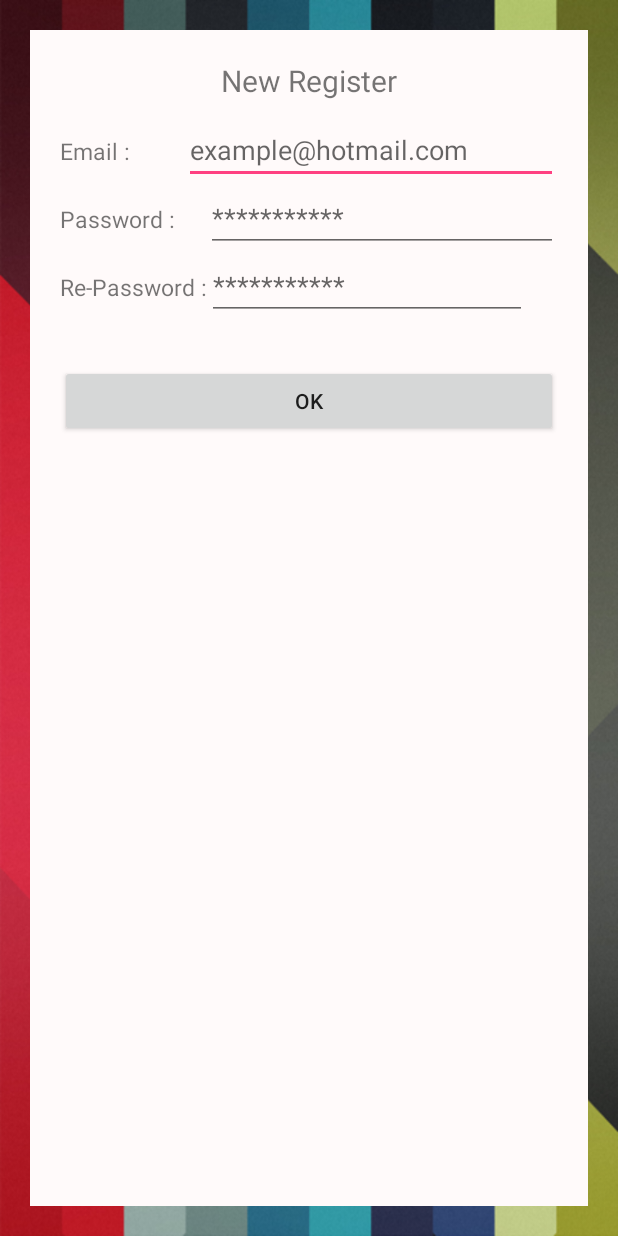
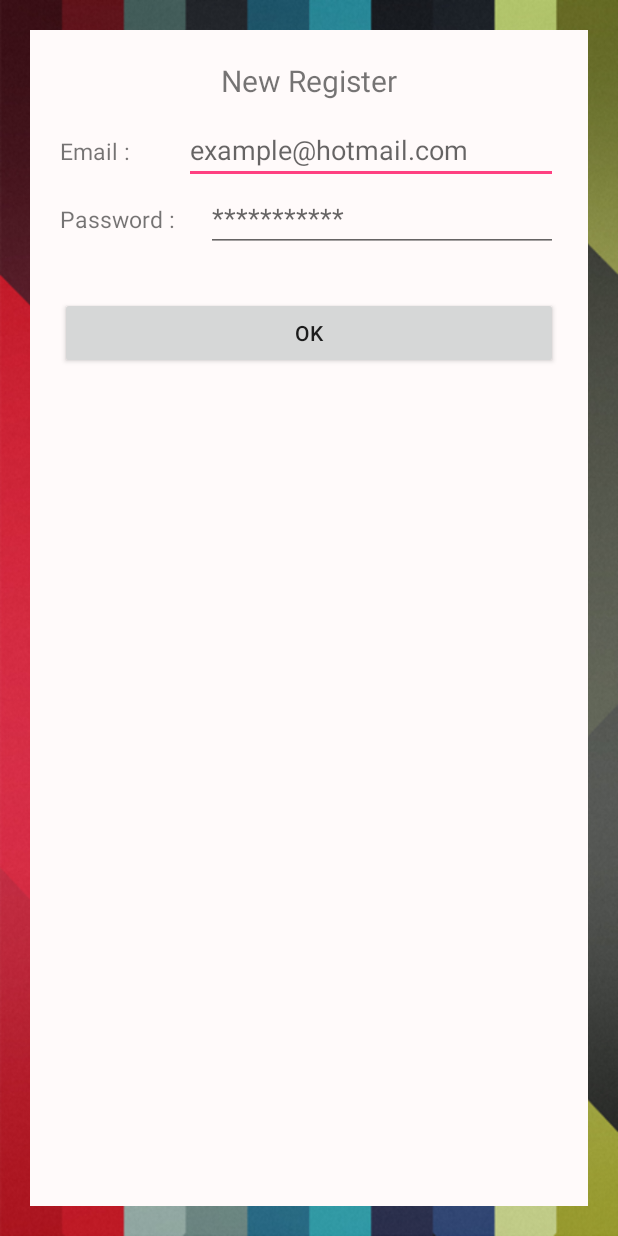
Before and after one commit to SittichokBenjanak/SmartPlug, an Android app: the screen it shows after launch (RegisterActivity), after a tap on "New Register", on a phone screen of 412 x 824 dp. Run offline under Robolectric (Android 15) with nearby library versions, the phone set to English and light mode, and no system bars; our stand-ins replace Firebase (no records; nobody signed in at launch, a user with empty details on screens opened directly).

Commit message:
Login and Register finish 8/2/2061

```diff
--- a/app/build.gradle
+++ b/app/build.gradle
@@ -30,4 +30,5 @@ dependencies {
     compile 'com.google.firebase:firebase-auth:11.8.0'
 }
 
+
 apply plugin: 'com.google.gms.google-services'
--- a/app/src/main/java/smart/projeck/kard/smartplug/MainActivity.java
+++ b/app/src/main/java/smart/projeck/kard/smartplug/MainActivity.java
@@ -1,34 +1,46 @@
 package smart.projeck.kard.smartplug;
 
+import android.app.ProgressDialog;
 import android.content.DialogInterface;
 import android.content.Intent;
+import android.support.annotation.NonNull;
 import android.support.v7.app.AppCompatActivity;
 import android.os.Bundle;
+import android.text.TextUtils;
 import android.view.View;
 import android.widget.EditText;
+import android.widget.Toast;
+
+import com.google.android.gms.tasks.OnFailureListener;
+import com.google.android.gms.tasks.OnSuccessListener;
+import com.google.firebase.auth.AuthResult;
+import com.google.firebase.auth.FirebaseAuth;
 
 public class MainActivity extends AppCompatActivity {
 
     // Explicit ประกาศตัวแปรเพื่อรับค่า User, Password
-    private EditText UsereditText, PasswordEditText;
-    private String userString, passwordString;
+    private EditText maileditText, passeditText;
+
+    private ProgressDialog progressDialog;
+    private FirebaseAuth firebaseAuth;
+
+
 
     @Override
     protected void onCreate(Bundle savedInstanceState) {
         super.onCreate(savedInstanceState);
         setContentView(R.layout.activity_main);
 
-        // bind Widger ให้ ตัวแปร UsereditText, PasswordEditText รับค่าจากช่องกรอก User กับ Password
-        bindWidget();
+        // เรียนใช้ Firebase
+        firebaseAuth = FirebaseAuth.getInstance();
+
+        progressDialog = new ProgressDialog(this);
+
+        maileditText = findViewById(R.id.Usereditext);
+        passeditText = findViewById(R.id.Passeditext);
+
 
     }   // onCreate
-
-
-    private void bindWidget() {
-        UsereditText = findViewById(R.id.editText);
-        PasswordEditText = findViewById(R.id.editText2);
-
-    }   // bindWidget
 
     public void onBackPressed() {
         android.support.v7.app.AlertDialog.Builder dialog = new android.support.v7.app.AlertDialog.Builder(this);
@@ -50,29 +62,55 @@ public class MainActivity extends AppCompatActivity {
 
 
 
-    public void ClickLogin(View view) {
-        //ถ้ากด Login Method นี่จะทำงาน
-        userString = UsereditText.getText().toString().trim();
-        passwordString = PasswordEditText.getText().toString().trim();
-
-        if (userString.equals("") || passwordString.equals("")){
-            // ถ้าฃ่องกรอก User กับ Password อันไหนไม่ได้กรอกจะทำงาน
-            MyAlertDialog objMyAlertDialog = new MyAlertDialog();
-            objMyAlertDialog.errorDialog(MainActivity.this,"Please check space","KeyIn User and Password");
-
-        } else {
-            //microgear.chat("Relay","DEV11");
-        } // else
-
-    }   // ClickLogin
-
     public void ClickRegister(View view) {
             //microgear.chat("Relay","DEV10");
         // กด New Register จะส่งไปหน้าสมัครสมาชิก
+
+        finish();
         startActivity(new Intent(MainActivity.this,RegisterActivity.class));
 
     }   // ClickRegister
 
+    public void ClickLogin(View view) {
+
+        String email = maileditText.getText().toString().trim();
+        String password = passeditText.getText().toString().trim();
+
+
+        if (TextUtils.isEmpty(email)) {
+            MyAlertDialog objMyAlertDialog = new MyAlertDialog();
+            objMyAlertDialog.errorDialog(MainActivity.this,"Please check space","KeyIn Email");
+            return;
+        }   // if
+
+        if (TextUtils.isEmpty(password)) {
+            MyAlertDialog objMyAlertDialog = new MyAlertDialog();
+            objMyAlertDialog.errorDialog(MainActivity.this,"Please check space","KeyIn Password");
+            return;
+        }   // if
+
+        progressDialog.setMessage("Registering User...");
+        progressDialog.show();
+
+        firebaseAuth.signInWithEmailAndPassword(email, password).addOnSuccessListener(new OnSuccessListener<AuthResult>() {
+            @Override
+            public void onSuccess(AuthResult authResult) {
+                Toast.makeText(MainActivity.this, "SingIn OK", Toast.LENGTH_SHORT).show();
+                finish();
+                startActivity(new Intent(MainActivity.this,hubActivity.class));
+                progressDialog.dismiss();
+
+            }
+        }).addOnFailureListener(new OnFailureListener() {
+            @Override
+            public void onFailure(@NonNull Exception e) {
+                Toast.makeText(MainActivity.this, "SingIn Fail", Toast.LENGTH_SHORT).show();
+                progressDialog.dismiss();
+
+            }
+        });
+
+    }
 
 
 }   // Main Class
--- a/app/src/main/res/layout/activity_menu.xml
+++ b/app/src/main/res/layout/activity_hub.xml
@@ -4,6 +4,6 @@
     xmlns:tools="http://schemas.android.com/tools"
     android:layout_width="match_parent"
     android:layout_height="match_parent"
-    tools:context="smart.projeck.kard.smartplug.MenuActivity">
+    tools:context="smart.projeck.kard.smartplug.hubActivity">
 
 </android.support.constraint.ConstraintLayout>
--- a/app/src/main/res/layout/activity_register.xml
+++ b/app/src/main/res/layout/activity_register.xml
@@ -34,7 +34,7 @@
                 android:orientation="horizontal">
 
                 <TextView
-                    android:id="@+id/textView4"
+                    android:id="@+id/email"
                     android:layout_width="wrap_content"
                     android:layout_height="wrap_content"
                     android:layout_weight="1"
@@ -42,7 +42,7 @@
                     android:textSize="15dp" />
 
                 <EditText
-                    android:id="@+id/editText3"
+                    android:id="@+id/Emailedit"
                     android:layout_width="wrap_content"
                     android:layout_height="wrap_content"
                     android:layout_weight="1"
@@ -66,31 +66,10 @@
                     android:textSize="15dp" />
 
                 <EditText
-                    android:id="@+id/editText4"
+                    android:id="@+id/Passwordedit"
                     android:layout_width="wrap_content"
                     android:layout_height="wrap_content"
                     android:layout_weight="1"
-                    android:ems="10"
-                    android:hint="***********"
-                    android:inputType="textPassword" />
-            </LinearLayout>
-
-            <LinearLayout
-                android:layout_width="match_parent"
-                android:layout_height="wrap_content"
-                android:orientation="horizontal">
-
-                <TextView
-                    android:id="@+id/textView6"
-                    android:layout_width="wrap_content"
-                    android:layout_height="wrap_content"
-                    android:text="Re-Password :"
-                    android:textSize="15dp" />
-
-                <EditText
-                    android:id="@+id/editText5"
-                    android:layout_width="wrap_content"
-                    android:layout_height="wrap_content"
                     android:ems="10"
                     android:hint="***********"
                     android:inputType="textPassword" />
@@ -102,6 +81,8 @@
                 android:layout_height="wrap_content"
                 android:layout_marginTop="30dp"
                 android:text="Ok" />
+
         </LinearLayout>
+
     </RelativeLayout>
 </android.support.constraint.ConstraintLayout>
--- a/build.gradle
+++ b/build.gradle
@@ -8,8 +8,7 @@ buildscript {
     }
     dependencies {
         classpath 'com.android.tools.build:gradle:3.0.1'
-        classpath 'com.google.gms:google-services:3.1.0'
-
+        classpath 'com.google.gms:google-services:3.2.0'
         // NOTE: Do not place your application dependencies here; they belong
         // in the individual module build.gradle files
     }
```
Also changed, not shown: app/src/main/AndroidManifest.xml (+7 -7 lines), app/src/main/java/smart/projeck/kard/smartplug/MenuActivity.java (deleted, +0 -152 lines), app/src/main/java/smart/projeck/kard/smartplug/RegisterActivity.java (+108 -1 lines), app/src/main/java/smart/projeck/kard/smartplug/hubActivity.java (added, +13 -0 lines), app/src/main/res/layout/activity_main.xml (+7 -7 lines), 1 other file.
